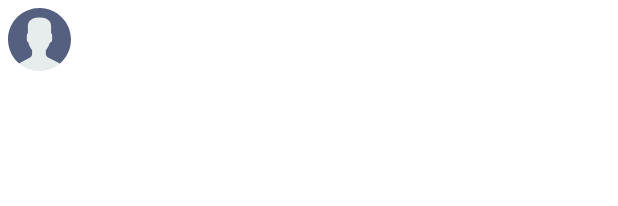
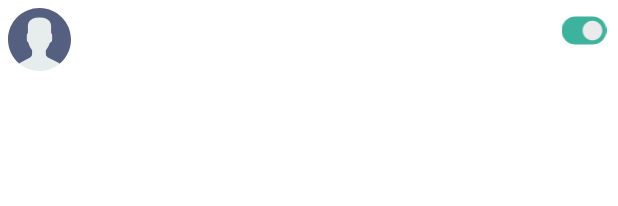
Before and after one commit to ANUJAGRAWAL2000/HackNITP3.0, an Android app: the layout custom_layout.xml on its own in the app's theme, with its tools: preview values and no code run, on a phone screen of 412 x 824 dp. Shown: the top 206 px of the screen. Run offline under Robolectric (Android 15) with nearby library versions, the phone set to English and light mode, and no system bars.

Commit message:
Disappearing Message Added

```diff
--- /dev/null
+++ b/app/src/main/res/drawable/ic_disappear_off.xml
@@ -0,0 +1,5 @@
+<vector android:height="24dp" android:viewportHeight="512"
+    android:viewportWidth="512" android:width="24dp" xmlns:android="http://schemas.android.com/apk/res/android">
+    <path android:fillColor="#00bcd4" android:pathData="m362.668,107h-213.336c-82.324,0 -149.332,66.988 -149.332,149.332 0,82.348 67.008,149.336 149.332,149.336h213.336c82.324,0 149.332,-66.988 149.332,-149.336 0,-82.344 -67.008,-149.332 -149.332,-149.332zM362.668,107"/>
+    <path android:fillColor="#fafafa" android:pathData="m234.668,256.332c0,47.129 -38.207,85.336 -85.336,85.336 -47.129,0 -85.332,-38.207 -85.332,-85.336 0,-47.129 38.203,-85.332 85.332,-85.332 47.129,0 85.336,38.203 85.336,85.332zM234.668,256.332"/>
+</vector>
--- /dev/null
+++ b/app/src/main/res/drawable/ic_disappear_on.xml
@@ -0,0 +1,5 @@
+<vector android:height="24dp" android:viewportHeight="280.028"
+    android:viewportWidth="280.028" android:width="24dp" xmlns:android="http://schemas.android.com/apk/res/android">
+    <path android:fillColor="#3DB39E" android:pathData="M87.509,52.505h105.01c48.331,0 87.509,39.178 87.509,87.509c0,48.313 -39.178,87.509 -87.509,87.509H87.509C39.186,227.522 0,188.327 0,140.014C0,91.691 39.186,52.505 87.509,52.505z"/>
+    <path android:fillColor="#EBEBEB" android:pathData="M192.519,78.758c33.831,0 61.256,27.425 61.256,61.256c0,33.84 -27.425,61.256 -61.256,61.256c-33.822,0 -61.256,-27.416 -61.256,-61.256C131.263,106.183 158.697,78.758 192.519,78.758z"/>
+</vector>
--- a/app/src/main/res/layout/custom_layout.xml
+++ b/app/src/main/res/layout/custom_layout.xml
@@ -15,9 +15,15 @@
         android:src="@drawable/ic_user_2" />
 
     <LinearLayout
+        android:layout_width="match_parent"
+        android:layout_height="match_parent"
+        android:orientation="horizontal">
+
+        <LinearLayout
             android:id="@+id/llAction"
             android:layout_width="match_parent"
             android:layout_height="match_parent"
+            android:layout_weight="1"
             android:orientation="vertical">
 
             <TextView
@@ -50,5 +56,22 @@
                 android:textAppearance="@style/TextAppearance.AppCompat.Small"
                 android:textColor="@color/white" />
 
+
+        </LinearLayout>
+
+        <ImageView
+            android:id="@+id/DisappearOn"
+            android:layout_width="70dp"
+            android:layout_height="30dp"
+            android:layout_weight="1"
+            android:src="@drawable/ic_disappear_on" />
+
+        <ImageView
+            android:id="@+id/DisappearOff"
+            android:layout_width="70dp"
+            android:layout_height="30dp "
+            android:layout_weight="1"
+            android:src="@drawable/ic_disappear_off"
+            android:visibility="gone" />
     </LinearLayout>
 </LinearLayout>
```
Also changed, not shown: app/src/main/java/com/example/chatapp/Chat/SendActivity.java (+35 -3 lines). Lines whose indentation alone changed are shown as unchanged.
